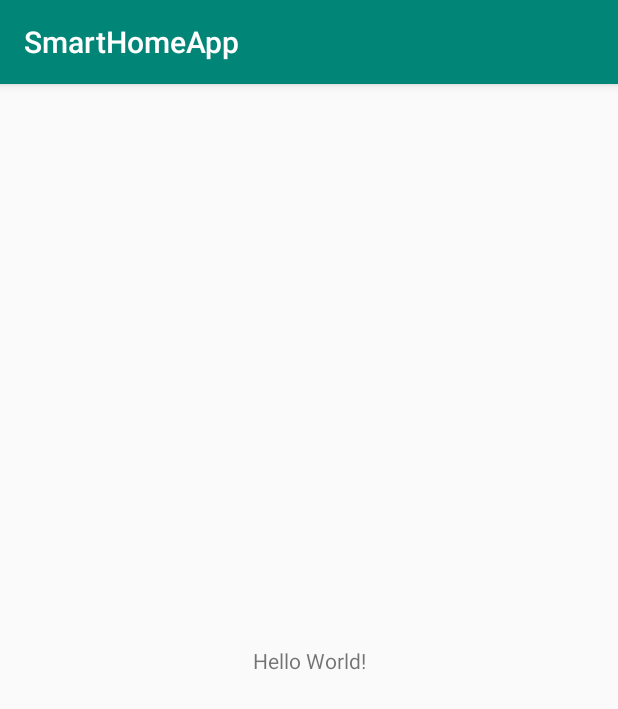
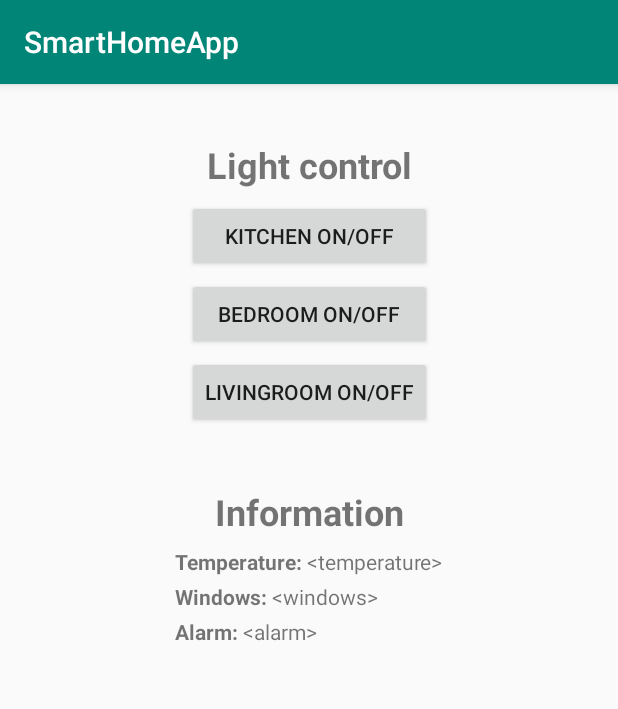
Before and after one commit to joelpalsson/smart-home-app, an Android app: the screen it shows after launch (MainActivity), on a phone screen of 412 x 824 dp. Shown: the top 709 px of the screen. Run offline under Robolectric (Android 15) with nearby library versions, the phone set to English and light mode, and no system bars.

Commit message:
Add GUI components

```diff
--- a/app/src/main/res/layout/activity_main.xml
+++ b/app/src/main/res/layout/activity_main.xml
@@ -6,13 +6,131 @@
     android:layout_height="match_parent"
     tools:context=".MainActivity">
 
-    <TextView
+    <LinearLayout
+        android:id="@+id/lightButtons"
         android:layout_width="wrap_content"
         android:layout_height="wrap_content"
-        android:text="Hello World!"
-        app:layout_constraintBottom_toBottomOf="parent"
-        app:layout_constraintLeft_toLeftOf="parent"
-        app:layout_constraintRight_toRightOf="parent"
-        app:layout_constraintTop_toTopOf="parent" />
+
+        android:layout_marginTop="32dp"
+
+        android:orientation="vertical"
+        app:layout_constraintEnd_toEndOf="parent"
+        app:layout_constraintStart_toStartOf="parent"
+        app:layout_constraintTop_toTopOf="parent">
+
+        <TextView
+            android:layout_width="match_parent"
+            android:layout_height="wrap_content"
+            android:layout_margin="5dp"
+            android:gravity="center"
+            android:text="Light control"
+            android:textSize="24dp"
+            android:textStyle="bold" />
+
+        <Button
+            android:id="@+id/kitchenLightButton"
+            android:layout_width="match_parent"
+            android:layout_height="wrap_content"
+            android:layout_margin="2dp"
+            android:text="Kitchen on/off" />
+
+        <Button
+            android:id="@+id/bedroomLightButton"
+            android:layout_width="match_parent"
+            android:layout_height="wrap_content"
+            android:layout_margin="2dp"
+            android:text="Bedroom on/off" />
+
+        <Button
+            android:id="@+id/livingroomLightButton"
+            android:layout_width="match_parent"
+            android:layout_height="wrap_content"
+            android:layout_margin="2dp"
+            android:text="Livingroom on/off" />
+    </LinearLayout>
+
+    <LinearLayout
+        android:id="@+id/sensorInfo"
+        android:layout_width="wrap_content"
+        android:layout_height="wrap_content"
+        android:layout_marginTop="32dp"
+        android:orientation="vertical"
+
+        app:layout_constraintEnd_toEndOf="parent"
+        app:layout_constraintStart_toStartOf="parent"
+        app:layout_constraintTop_toBottomOf="@id/lightButtons">
+
+        <TextView
+            android:layout_width="match_parent"
+            android:layout_height="wrap_content"
+            android:layout_margin="5dp"
+            android:gravity="center"
+            android:text="Information"
+            android:textSize="24dp"
+            android:textStyle="bold" />
+
+        <LinearLayout
+            android:layout_width="match_parent"
+            android:layout_height="wrap_content"
+            android:layout_margin="2dp"
+            android:orientation="horizontal">
+
+            <TextView
+                android:layout_width="wrap_content"
+                android:layout_height="wrap_content"
+                android:text="Temperature: "
+                android:textSize="14dp"
+                android:textStyle="bold" />
+
+            <TextView
+                android:id="@+id/temperatureTextView"
+                android:layout_width="wrap_content"
+                android:layout_height="wrap_content"
+                android:text="&lt;temperature&gt;"
+                android:textSize="14dp" />
+        </LinearLayout>
+
+        <LinearLayout
+            android:layout_width="match_parent"
+            android:layout_height="wrap_content"
+            android:layout_margin="2dp"
+            android:orientation="horizontal">
+
+            <TextView
+                android:layout_width="wrap_content"
+                android:layout_height="wrap_content"
+                android:text="Windows: "
+                android:textSize="14dp"
+                android:textStyle="bold" />
+
+            <TextView
+                android:id="@+id/windowsTextView"
+                android:layout_width="wrap_content"
+                android:layout_height="wrap_content"
+                android:text="&lt;windows&gt;"
+                android:textSize="14dp" />
+        </LinearLayout>
+
+        <LinearLayout
+            android:layout_width="match_parent"
+            android:layout_height="wrap_content"
+            android:layout_margin="2dp"
+            android:orientation="horizontal">
+
+            <TextView
+                android:layout_width="wrap_content"
+                android:layout_height="wrap_content"
+                android:text="Alarm: "
+                android:textSize="14dp"
+                android:textStyle="bold" />
+
+            <TextView
+                android:id="@+id/alarmTextView"
+                android:layout_width="wrap_content"
+                android:layout_height="wrap_content"
+                android:text="&lt;alarm&gt;"
+                android:textSize="14dp" />
+        </LinearLayout>
+    </LinearLayout>
 
 </android.support.constraint.ConstraintLayout>
```
